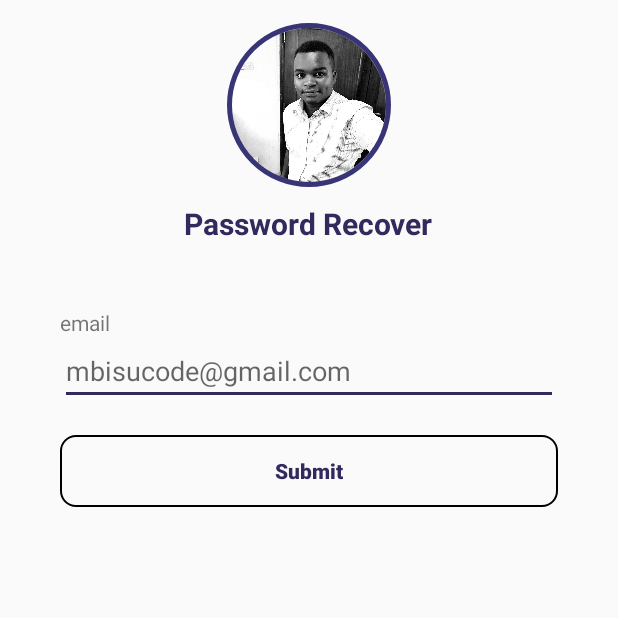
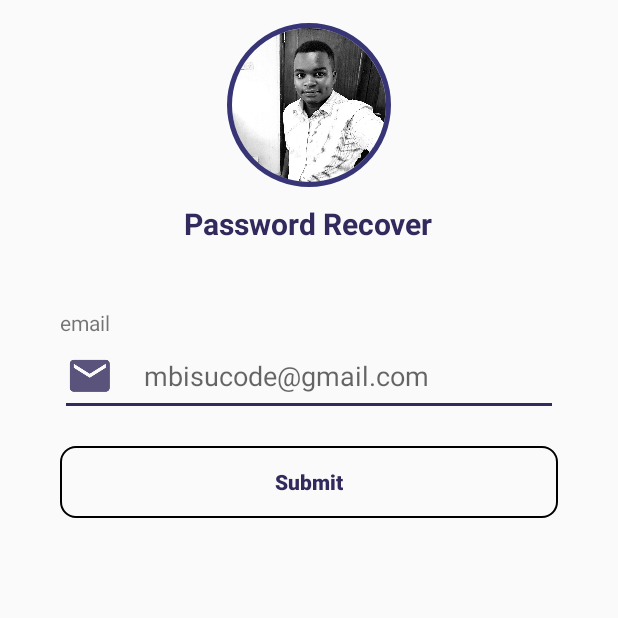
Before and after one commit to sybertDonald/MbisuChat, an Android app: the screen it shows after launch (PasswordRecoverActivity), after a tap on "Forget Password ? Click Here", on a phone screen of 412 x 824 dp, the top half of it. Run offline under Robolectric (Android 15) with nearby library versions, the phone set to English and light mode, and no system bars; our stand-ins replace CircleImageView, Firebase (no records; nobody signed in at launch, a user with empty details on screens opened directly).

```diff
--- a/app/src/main/java/com/example/sy/infosys_ips/Authentication/PasswordRecoverActivity.java
+++ b/app/src/main/java/com/example/sy/infosys_ips/Authentication/PasswordRecoverActivity.java
@@ -1,15 +1,75 @@
 package com.example.sy.infosys_ips.Authentication;
 
+import android.app.ProgressDialog;
+import android.support.annotation.NonNull;
 import android.support.v7.app.AppCompatActivity;
 import android.os.Bundle;
+import android.text.TextUtils;
+import android.view.View;
+import android.widget.Button;
+import android.widget.EditText;
+import android.widget.TextView;
 
 import com.example.sy.infosys_ips.R;
+import com.google.android.gms.tasks.OnCompleteListener;
+import com.google.android.gms.tasks.Task;
+import com.google.firebase.auth.FirebaseAuth;
 
 public class PasswordRecoverActivity extends AppCompatActivity {
+
+    FirebaseAuth auth;
+    EditText emailrecover;
+    Button submitrecover;
+    TextView smsrecover;
+    ProgressDialog dialog;
 
     @Override
     protected void onCreate(Bundle savedInstanceState) {
         super.onCreate(savedInstanceState);
         setContentView(R.layout.password_recover_layout);
+
+        auth = FirebaseAuth.getInstance();
+        emailrecover = findViewById(R.id.emailreset);
+        submitrecover = findViewById(R.id.submitrecover);
+        smsrecover = findViewById(R.id.messagerecover);
+        dialog = new ProgressDialog(this);
+
+        submitrecover.setOnClickListener(new View.OnClickListener() {
+            @Override
+            public void onClick(View v) {
+
+
+                final String emailre = emailrecover.getText().toString().trim();
+
+                if (TextUtils.isEmpty(emailre)){
+                    emailrecover.setError("Fill email");
+                }
+                else {
+
+
+                    dialog.setMessage("Recover on progress...");
+                    dialog.show();
+                    auth.sendPasswordResetEmail(emailre).addOnCompleteListener(new OnCompleteListener<Void>() {
+                        @Override
+                        public void onComplete(@NonNull Task<Void> task) {
+
+                            if (task.isSuccessful()){
+
+                                smsrecover.setText("The Link of Confirmation has been sent to " + emailre);
+                                emailrecover.setText("");
+                                dialog.dismiss();
+                            }
+                            else {
+                                smsrecover.setText(task.getException().getMessage());
+                                emailrecover.setText("");
+                                dialog.dismiss();
+                            }
+
+                        }
+                    });
+                }
+            }
+        });
+
     }
 }
--- a/app/src/main/res/layout/login_layout.xml
+++ b/app/src/main/res/layout/login_layout.xml
@@ -32,6 +32,7 @@
                 android:hint="mbisucode@gmail.com"
                 android:layout_width="match_parent"
                 android:id="@+id/emaillogin"
+                android:drawableLeft="@drawable/ic_action_email"
                 android:inputType="textEmailAddress"
                 android:layout_height="wrap_content"/>
 
@@ -46,6 +47,7 @@
                 android:hint="******"
                 android:inputType="textPassword"
                 android:id="@+id/passwordlogin"
+                android:drawableLeft="@drawable/ic_action_password"
                 android:layout_width="match_parent"
                 android:layout_height="wrap_content"/>
 
--- a/app/src/main/res/layout/password_recover_layout.xml
+++ b/app/src/main/res/layout/password_recover_layout.xml
@@ -31,7 +31,8 @@ tools:context=".Authentication.PasswordRecoverActivity">
         android:drawablePadding="20dp"
         android:hint="mbisucode@gmail.com"
         android:layout_width="match_parent"
-        android:id="@+id/emaillogin"
+        android:id="@+id/emailreset"
+        android:drawableLeft="@drawable/ic_action_email"
         android:inputType="textEmailAddress"
         android:layout_height="wrap_content"/>
 
@@ -44,7 +45,7 @@ tools:context=".Authentication.PasswordRecoverActivity">
         android:text="Submit"
         android:textStyle="bold"
         android:background="@drawable/btn_shape_round"
-        android:id="@+id/signbtn"
+        android:id="@+id/submitrecover"
         android:layout_width="match_parent"
         android:layout_height="wrap_content"/>
 
@@ -57,6 +58,7 @@ tools:context=".Authentication.PasswordRecoverActivity">
         android:layout_margin="20sp"
         android:textColor="@color/colorAccent"
         android:textStyle="bold"
+        android:textSize="20sp"
         android:fontFamily="@font/font2"
         android:id="@+id/messagerecover"
         />
--- a/app/src/main/res/layout/register_layout.xml
+++ b/app/src/main/res/layout/register_layout.xml
@@ -28,6 +28,7 @@
             <EditText
                 android:drawablePadding="20dp"
                 android:hint="mbisu"
+                android:drawableLeft="@drawable/ic_action_account"
                 android:id="@+id/usernamereg"
                 android:inputType="textPersonName"
                 android:layout_width="match_parent"
@@ -44,6 +45,7 @@
                 android:hint="mbisucode@gmail.com"
                 android:inputType="textEmailAddress"
                 android:id="@+id/emailreg"
+                android:drawableLeft="@drawable/ic_action_email"
                 android:layout_width="match_parent"
                 android:layout_height="wrap_content"/>
 
@@ -57,6 +59,7 @@
                 android:drawablePadding="20dp"
                 android:hint="******"
                 android:id="@+id/passreg"
+                android:drawableLeft="@drawable/ic_action_password"
                 android:inputType="textPassword"
                 android:layout_width="match_parent"
                 android:layout_height="wrap_content"/>
```
Also changed, not shown: app/src/main/res/drawable-hdpi/ic_action_password.png (added), app/src/main/res/drawable-mdpi/ic_action_password.png (added), app/src/main/res/drawable-xhdpi/ic_action_password.png (added), app/src/main/res/drawable-xxhdpi/ic_action_password.png (added).
